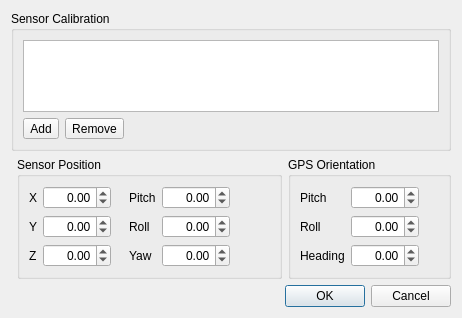
Qt form VelodyneHDL/vvCalibrationDialog.ui (Kitware/VeloView) before a commit.
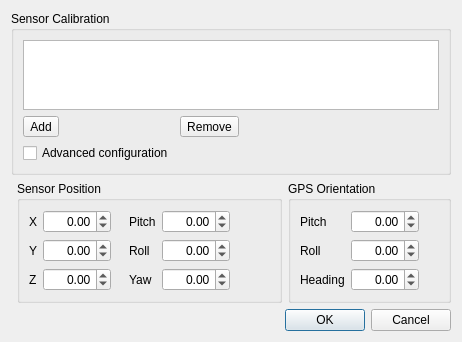
The same form after that commit. Icons and pictures are not drawn.

Commit message: Added : hidden option for advanced configuration

Diff of the .ui file:
```diff
--- a/VelodyneHDL/vvCalibrationDialog.ui
+++ b/VelodyneHDL/vvCalibrationDialog.ui
@@ -327,6 +327,13 @@
         </property>
        </widget>
       </item>
+      <item row="2" column="0">
+       <widget class="QCheckBox" name="AdvancedConfiguration">
+        <property name="text">
+         <string>Advanced configuration</string>
+        </property>
+       </widget>
+      </item>
      </layout>
     </widget>
    </item>
```
The commit also changes 1 other file.
